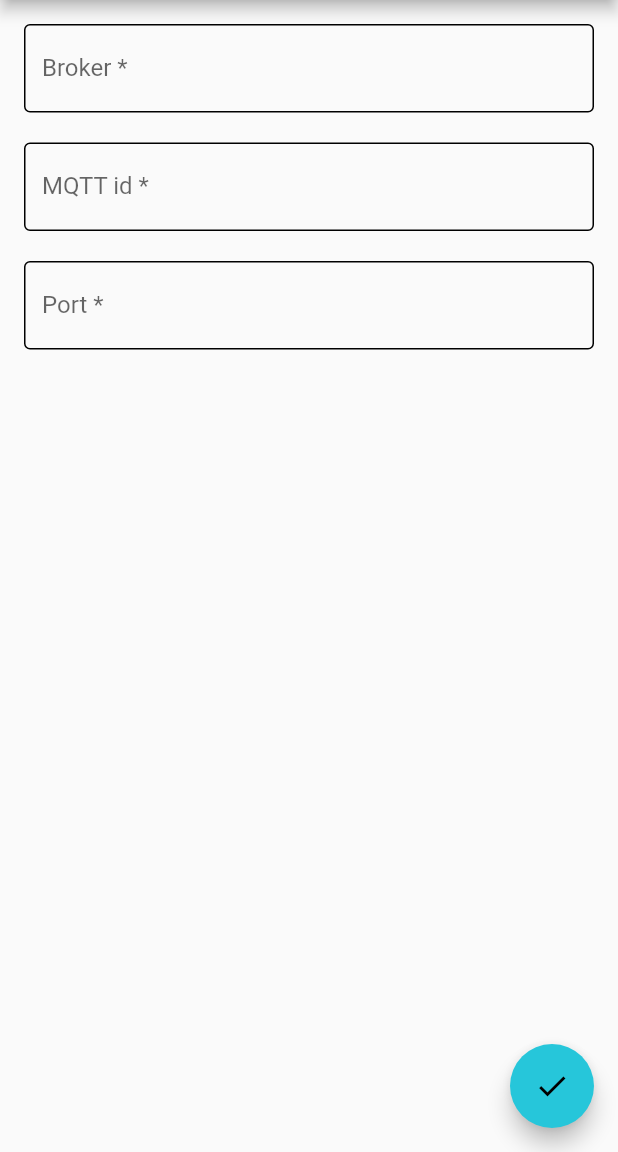
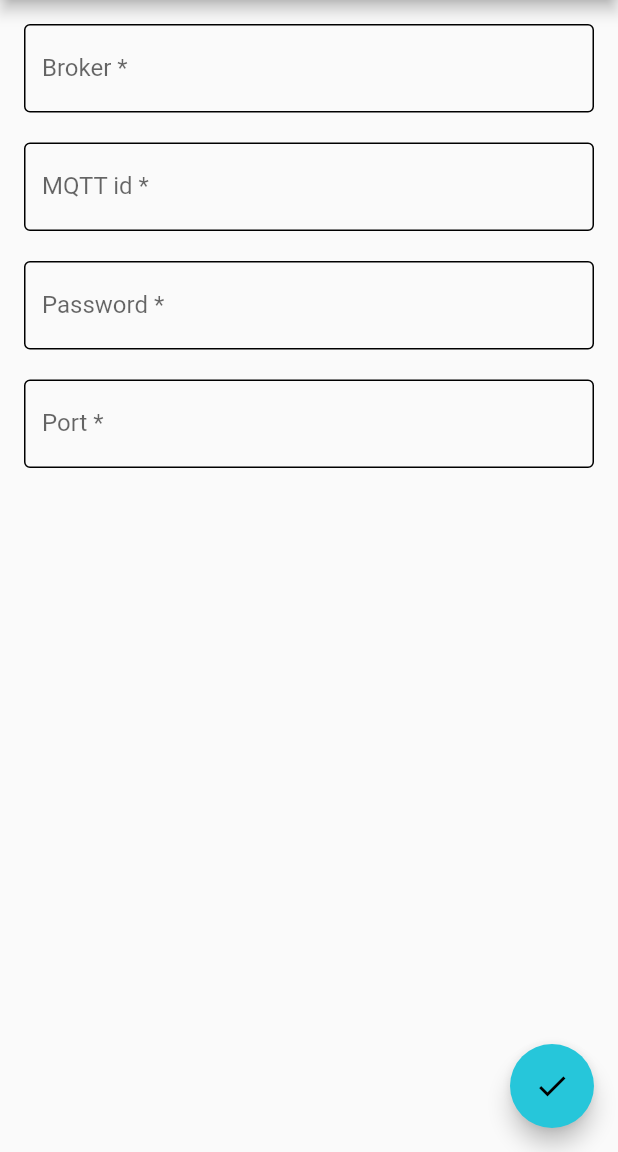
Before and after one commit to LucPrestin/SmartHomeControl, a Flutter app: the SettingsPage screen opened by its route, on a phone screen of 412 x 824 dp, the part 84-1236 px from its top. Run offline on Flutter 3.47's test engine with Material 2 defaults, Android fonts, the phone set to English and light mode, and no system bars; our stand-ins replace flutter_colorpicker, flutter_secure_storage, sqflite; accounts and stored records are empty.

Commit message:
add password field and fix overriding values

```diff
--- a/lib/models/settings.dart
+++ b/lib/models/settings.dart
@@ -1,5 +1,6 @@
 class Settings {
   static String broker = 'broker';
   static String mqttId = 'mqttId';
+  static String password = 'password';
   static String port = 'port';
 }
--- a/lib/views/pages/settings_page.dart
+++ b/lib/views/pages/settings_page.dart
@@ -16,12 +16,8 @@ class _SettingsPageState extends State<SettingsPage> {
 
   String? broker;
   String? mqttId;
+  String? password;
   int? port;
-
-  @override
-  void initState() {
-    super.initState();
-  }
 
   Future<bool> saveCurrentPreferences() async {
     const storage = FlutterSecureStorage();
@@ -29,6 +25,7 @@ class _SettingsPageState extends State<SettingsPage> {
     await Future.wait([
       storage.write(key: Settings.broker, value: broker!),
       storage.write(key: Settings.mqttId, value: mqttId!),
+      storage.write(key: Settings.password, value: password!),
       storage.write(key: Settings.port, value: port!.toString())
     ]);
 
@@ -59,6 +56,7 @@ class _SettingsPageState extends State<SettingsPage> {
 
       broker = preferences[Settings.broker];
       mqttId = preferences[Settings.mqttId];
+      password = preferences[Settings.mqttId];
       String? portString = preferences[Settings.port];
       if (portString != null) {
         port = int.parse(portString);
@@ -94,6 +92,8 @@ class _SettingsPageState extends State<SettingsPage> {
           spacing(),
           mqttIdField(),
           spacing(),
+          passwordField(),
+          spacing(),
           portField()
         ]));
   }
@@ -105,7 +105,7 @@ class _SettingsPageState extends State<SettingsPage> {
   TextFormField brokerField() {
     return TextFormField(
         key: const Key('field broker'),
-        onChanged: (String value) => setState(() => broker = value),
+        onSaved: (String? value) => setState(() => broker = value),
         initialValue: broker,
         validator: (value) {
           if (value == null || value.isEmpty) {
@@ -116,13 +116,14 @@ class _SettingsPageState extends State<SettingsPage> {
         decoration: const InputDecoration(
             hintText: 'What is the ip-adress of your broker?',
             labelText: 'Broker *',
-            enabledBorder: OutlineInputBorder()));
+            enabledBorder: OutlineInputBorder(),
+            disabledBorder: OutlineInputBorder()));
   }
 
   TextFormField mqttIdField() {
     return TextFormField(
       key: const Key('field mqttId'),
-      onChanged: (String value) => setState(() => mqttId = value),
+      onSaved: (String? value) => setState(() => mqttId = value),
       initialValue: mqttId,
       validator: (value) {
         if (value == null || value.isEmpty) {
@@ -133,7 +134,28 @@ class _SettingsPageState extends State<SettingsPage> {
       decoration: const InputDecoration(
           hintText: 'How should your phone be called?',
           labelText: 'MQTT id *',
-          enabledBorder: OutlineInputBorder()),
+          enabledBorder: OutlineInputBorder(),
+          disabledBorder: OutlineInputBorder()),
+    );
+  }
+
+  TextFormField passwordField() {
+    return TextFormField(
+      key: const Key('field password'),
+      onSaved: (String? value) => setState(() => password = value),
+      initialValue: password,
+      validator: (value) {
+        if (value == null || value.isEmpty) {
+          return 'Please enter an ID';
+        }
+        return null;
+      },
+      obscureText: true,
+      decoration: const InputDecoration(
+          hintText: 'The password for this phone on the MQTT broker',
+          labelText: 'Password *',
+          enabledBorder: OutlineInputBorder(),
+          disabledBorder: OutlineInputBorder()),
     );
   }
 
@@ -141,8 +163,8 @@ class _SettingsPageState extends State<SettingsPage> {
     return TextFormField(
       key: const Key('field port'),
       keyboardType: TextInputType.number,
-      onChanged: (String value) => setState(() {
-        if (value.isNotEmpty) {
+      onSaved: (String? value) => setState(() {
+        if (value != null && value.isNotEmpty) {
           port = int.parse(value);
         }
       }),
@@ -156,12 +178,14 @@ class _SettingsPageState extends State<SettingsPage> {
       decoration: const InputDecoration(
           hintText: 'What port does your broker use?',
           labelText: 'Port *',
-          enabledBorder: OutlineInputBorder()),
+          enabledBorder: OutlineInputBorder(),
+          disabledBorder: OutlineInputBorder()),
     );
   }
 
   void checkAndSubmit() async {
     if (_formKey.currentState!.validate()) {
+      _formKey.currentState!.save();
       await saveCurrentPreferences();
       ScaffoldMessenger.of(context).showSnackBar(
           const SnackBar(content: Text('Preferences successfully updated')));
```
Also changed, not shown: 1 other file.
